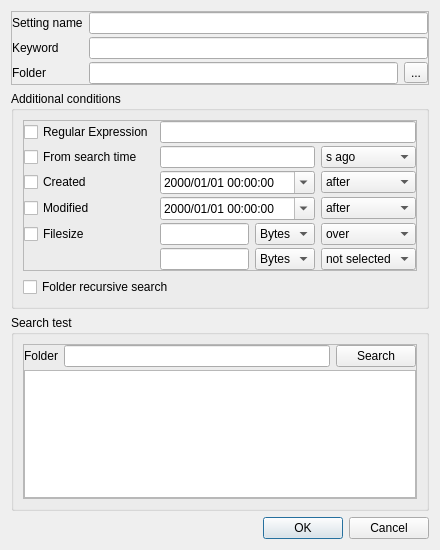
Above: src/filesearchdialog/filesearchdialog.ui from karakirimu/AutoBatchTools before the change. Below: the same form after it.
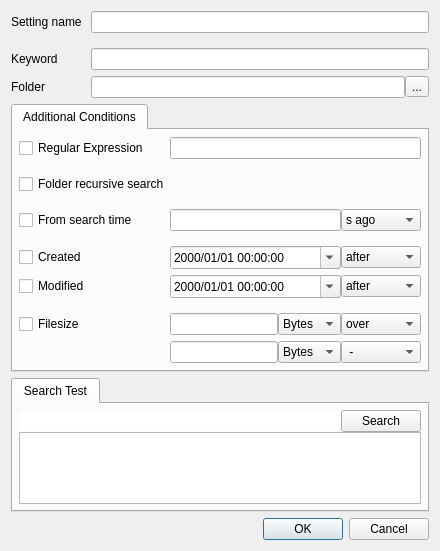
That is the form after the change. Icons and pictures are not drawn. Custom widgets are drawn as their Qt base class.

```diff
--- a/src/filesearchdialog/filesearchdialog.ui
+++ b/src/filesearchdialog/filesearchdialog.ui
@@ -36,11 +36,14 @@
    <item>
     <widget class="QFrame" name="frame">
      <property name="frameShape">
-      <enum>QFrame::StyledPanel</enum>
+      <enum>QFrame::NoFrame</enum>
      </property>
      <property name="frameShadow">
       <enum>QFrame::Raised</enum>
      </property>
+     <property name="lineWidth">
+      <number>0</number>
+     </property>
      <layout class="QGridLayout" name="gridLayout_3">
       <property name="leftMargin">
        <number>0</number>
@@ -54,98 +57,246 @@
       <property name="bottomMargin">
        <number>0</number>
       </property>
+      <property name="horizontalSpacing">
+       <number>0</number>
+      </property>
       <property name="verticalSpacing">
-       <number>3</number>
+       <number>6</number>
       </property>
-      <item row="0" column="0">
-       <widget class="QLabel" name="label">
-        <property name="text">
-         <string>Setting name</string>
-        </property>
-       </widget>
-      </item>
-      <item row="0" column="1" colspan="2">
-       <widget class="QLineEdit" name="nameLineEdit"/>
-      </item>
-      <item row="2" column="2">
-       <widget class="QToolButton" name="openToolButton">
-        <property name="text">
-         <string>...</string>
-        </property>
-       </widget>
-      </item>
-      <item row="1" column="1" colspan="2">
+      <item row="2" column="2" colspan="2">
        <widget class="QLineEdit" name="keywordLineEdit">
         <property name="placeholderText">
          <string/>
         </property>
        </widget>
       </item>
+      <item row="3" column="2">
+       <widget class="QLineEdit" name="directoryLineEdit">
+        <property name="placeholderText">
+         <string/>
+        </property>
+       </widget>
+      </item>
       <item row="1" column="0">
+       <spacer name="verticalSpacer_5">
+        <property name="orientation">
+         <enum>Qt::Vertical</enum>
+        </property>
+        <property name="sizeType">
+         <enum>QSizePolicy::Fixed</enum>
+        </property>
+        <property name="sizeHint" stdset="0">
+         <size>
+          <width>20</width>
+          <height>9</height>
+         </size>
+        </property>
+       </spacer>
+      </item>
+      <item row="2" column="0">
        <widget class="QLabel" name="label_3">
         <property name="text">
          <string>Keyword</string>
         </property>
        </widget>
       </item>
-      <item row="2" column="1">
-       <widget class="QLineEdit" name="directoryLineEdit">
-        <property name="placeholderText">
-         <string/>
-        </property>
-       </widget>
-      </item>
-      <item row="2" column="0">
+      <item row="3" column="0">
        <widget class="QLabel" name="label_2">
         <property name="text">
          <string>Folder</string>
         </property>
        </widget>
       </item>
+      <item row="0" column="0">
+       <widget class="QLabel" name="label">
+        <property name="text">
+         <string>Setting name</string>
+        </property>
+       </widget>
+      </item>
+      <item row="3" column="3">
+       <widget class="QToolButton" name="openToolButton">
+        <property name="text">
+         <string>...</string>
+        </property>
+       </widget>
+      </item>
+      <item row="0" column="2" colspan="2">
+       <widget class="QLineEdit" name="nameLineEdit"/>
+      </item>
+      <item row="0" column="1">
+       <spacer name="horizontalSpacer">
+        <property name="orientation">
+         <enum>Qt::Horizontal</enum>
+        </property>
+        <property name="sizeType">
+         <enum>QSizePolicy::Fixed</enum>
+        </property>
+        <property name="sizeHint" stdset="0">
+         <size>
+          <width>9</width>
+          <height>20</height>
+         </size>
+        </property>
+       </spacer>
+      </item>
      </layout>
     </widget>
    </item>
    <item>
-    <widget class="QGroupBox" name="groupBox">
-     <property name="title">
-      <string>Additional conditions</string>
+    <widget class="QTabWidget" name="searchAdditionalConditions">
+     <property name="sizePolicy">
+      <sizepolicy hsizetype="Expanding" vsizetype="Preferred">
+       <horstretch>0</horstretch>
+       <verstretch>0</verstretch>
+      </sizepolicy>
      </property>
-     <layout class="QVBoxLayout" name="verticalLayout_2">
-      <item>
-       <widget class="QFrame" name="frame_5">
-        <property name="frameShape">
-         <enum>QFrame::StyledPanel</enum>
-        </property>
-        <property name="frameShadow">
-         <enum>QFrame::Raised</enum>
-        </property>
-        <layout class="QGridLayout" name="gridLayout">
-         <property name="leftMargin">
+     <widget class="QWidget" name="searchAdditionalConditionsPage" native="true">
+      <attribute name="title">
+       <string>Additional Conditions</string>
+      </attribute>
+      <layout class="QVBoxLayout" name="verticalLayout_2">
+       <property name="leftMargin">
+        <number>6</number>
+       </property>
+       <property name="topMargin">
+        <number>6</number>
+       </property>
+       <property name="rightMargin">
+        <number>6</number>
+       </property>
+       <property name="bottomMargin">
+        <number>6</number>
+       </property>
+       <item>
+        <layout class="QGridLayout" name="gridLayout_2">
+         <property name="horizontalSpacing">
           <number>0</number>
          </property>
-         <property name="topMargin">
-          <number>0</number>
-         </property>
-         <property name="rightMargin">
-          <number>0</number>
-         </property>
-         <property name="bottomMargin">
-          <number>0</number>
-         </property>
-         <property name="verticalSpacing">
-          <number>3</number>
-         </property>
-         <item row="3" column="0">
+         <item row="0" column="1" colspan="3">
+          <widget class="QLineEdit" name="regexLineEdit">
+           <property name="sizePolicy">
+            <sizepolicy hsizetype="Expanding" vsizetype="Fixed">
+             <horstretch>0</horstretch>
+             <verstretch>0</verstretch>
+            </sizepolicy>
+           </property>
+          </widget>
+         </item>
+         <item row="6" column="3">
+          <widget class="QComboBox" name="createComboBox">
+           <property name="sizePolicy">
+            <sizepolicy hsizetype="MinimumExpanding" vsizetype="Fixed">
+             <horstretch>0</horstretch>
+             <verstretch>0</verstretch>
+            </sizepolicy>
+           </property>
+           <item>
+            <property name="text">
+             <string>after</string>
+            </property>
+           </item>
+           <item>
+            <property name="text">
+             <string>equals</string>
+            </property>
+           </item>
+           <item>
+            <property name="text">
+             <string>before</string>
+            </property>
+           </item>
+          </widget>
+         </item>
+         <item row="9" column="0">
+          <widget class="QCheckBox" name="fsizeCheckBox">
+           <property name="text">
+            <string>Filesize</string>
+           </property>
+          </widget>
+         </item>
+         <item row="7" column="1" colspan="2">
+          <widget class="QDateTimeEdit" name="modifiedDateTimeEdit">
+           <property name="sizePolicy">
+            <sizepolicy hsizetype="MinimumExpanding" vsizetype="Fixed">
+             <horstretch>0</horstretch>
+             <verstretch>0</verstretch>
+            </sizepolicy>
+           </property>
+           <property name="displayFormat">
+            <string>yyyy/MM/dd HH:mm:ss</string>
+           </property>
+           <property name="calendarPopup">
+            <bool>true</bool>
+           </property>
+          </widget>
+         </item>
+         <item row="2" column="0">
+          <widget class="QCheckBox" name="recursiveCheckBox">
+           <property name="text">
+            <string>Folder recursive search</string>
+           </property>
+          </widget>
+         </item>
+         <item row="7" column="0">
           <widget class="QCheckBox" name="modifiedCheckBox">
            <property name="text">
             <string>Modified</string>
            </property>
           </widget>
          </item>
-         <item row="9" column="4" colspan="3">
+         <item row="9" column="2">
+          <widget class="QComboBox" name="bytesComboBox1">
+           <property name="sizePolicy">
+            <sizepolicy hsizetype="MinimumExpanding" vsizetype="Fixed">
+             <horstretch>0</horstretch>
+             <verstretch>0</verstretch>
+            </sizepolicy>
+           </property>
+           <item>
+            <property name="text">
+             <string>Bytes</string>
+            </property>
+           </item>
+           <item>
+            <property name="text">
+             <string>KB</string>
+            </property>
+           </item>
+           <item>
+            <property name="text">
+             <string>MB</string>
+            </property>
+           </item>
+           <item>
+            <property name="text">
+             <string>GB</string>
+            </property>
+           </item>
+           <item>
+            <property name="text">
+             <string>TB</string>
+            </property>
+           </item>
+          </widget>
+         </item>
+         <item row="6" column="0">
+          <widget class="QCheckBox" name="createCheckBox">
+           <property name="text">
+            <string>Created</string>
+           </property>
+          </widget>
+         </item>
+         <item row="10" column="3">
           <widget class="QComboBox" name="fsizeComboBox2">
+           <property name="sizePolicy">
+            <sizepolicy hsizetype="MinimumExpanding" vsizetype="Fixed">
+             <horstretch>0</horstretch>
+             <verstretch>0</verstretch>
+            </sizepolicy>
+           </property>
            <property name="currentText">
-            <string>not selected</string>
+            <string> -</string>
            </property>
            <property name="currentIndex">
             <number>5</number>
@@ -177,19 +328,42 @@
            </item>
            <item>
             <property name="text">
-             <string>not selected</string>
+             <string> -</string>
             </property>
            </item>
           </widget>
          </item>
-         <item row="9" column="1" colspan="2">
-          <widget class="QLineEdit" name="fsizeLineEdit2"/>
+         <item row="1" column="0">
+          <spacer name="verticalSpacer">
+           <property name="orientation">
+            <enum>Qt::Vertical</enum>
+           </property>
+           <property name="sizeType">
+            <enum>QSizePolicy::Fixed</enum>
+           </property>
+           <property name="sizeHint" stdset="0">
+            <size>
+             <width>20</width>
+             <height>9</height>
+            </size>
+           </property>
+          </spacer>
          </item>
-         <item row="8" column="1" colspan="2">
-          <widget class="QLineEdit" name="fsizeLineEdit1"/>
+         <item row="4" column="0">
+          <widget class="QCheckBox" name="secondsCheckBox">
+           <property name="text">
+            <string>From search time</string>
+           </property>
+          </widget>
          </item>
-         <item row="1" column="4" colspan="3">
+         <item row="4" column="3">
           <widget class="QComboBox" name="secondsComboBox">
+           <property name="sizePolicy">
+            <sizepolicy hsizetype="MinimumExpanding" vsizetype="Fixed">
+             <horstretch>0</horstretch>
+             <verstretch>0</verstretch>
+            </sizepolicy>
+           </property>
            <item>
             <property name="text">
              <string>s ago</string>
@@ -207,66 +381,24 @@
            </item>
           </widget>
          </item>
-         <item row="8" column="3">
-          <widget class="QComboBox" name="bytesComboBox1">
-           <item>
-            <property name="text">
-             <string>Bytes</string>
-            </property>
-           </item>
-           <item>
-            <property name="text">
-             <string>KB</string>
-            </property>
-           </item>
-           <item>
-            <property name="text">
-             <string>MB</string>
-            </property>
-           </item>
-           <item>
-            <property name="text">
-             <string>GB</string>
-            </property>
-           </item>
-           <item>
-            <property name="text">
-             <string>TB</string>
-            </property>
-           </item>
+         <item row="9" column="1">
+          <widget class="QLineEdit" name="fsizeLineEdit1">
+           <property name="sizePolicy">
+            <sizepolicy hsizetype="Expanding" vsizetype="Fixed">
+             <horstretch>0</horstretch>
+             <verstretch>0</verstretch>
+            </sizepolicy>
+           </property>
           </widget>
          </item>
-         <item row="8" column="4" colspan="3">
-          <widget class="QComboBox" name="fsizeComboBox1">
-           <item>
-            <property name="text">
-             <string>over</string>
-            </property>
-           </item>
-           <item>
-            <property name="text">
-             <string>or more</string>
-            </property>
-           </item>
-           <item>
-            <property name="text">
-             <string>equals to</string>
-            </property>
-           </item>
-           <item>
-            <property name="text">
-             <string>or less</string>
-            </property>
-           </item>
-           <item>
-            <property name="text">
-             <string>under</string>
-            </property>
-           </item>
-          </widget>
-         </item>
-         <item row="3" column="4" colspan="3">
+         <item row="7" column="3">
           <widget class="QComboBox" name="modifiedComboBox">
+           <property name="sizePolicy">
+            <sizepolicy hsizetype="MinimumExpanding" vsizetype="Fixed">
+             <horstretch>0</horstretch>
+             <verstretch>0</verstretch>
+            </sizepolicy>
+           </property>
            <item>
             <property name="text">
              <string>after</string>
@@ -284,47 +416,50 @@
            </item>
           </widget>
          </item>
-         <item row="2" column="4" colspan="3">
-          <widget class="QComboBox" name="createComboBox">
-           <item>
-            <property name="text">
-             <string>after</string>
-            </property>
-           </item>
-           <item>
-            <property name="text">
-             <string>equals</string>
-            </property>
-           </item>
-           <item>
-            <property name="text">
-             <string>before</string>
-            </property>
-           </item>
+         <item row="10" column="1">
+          <widget class="QLineEdit" name="fsizeLineEdit2">
+           <property name="sizePolicy">
+            <sizepolicy hsizetype="Expanding" vsizetype="Fixed">
+             <horstretch>0</horstretch>
+             <verstretch>0</verstretch>
+            </sizepolicy>
+           </property>
           </widget>
          </item>
-         <item row="1" column="1" colspan="3">
-          <widget class="QLineEdit" name="secondsLineEdit"/>
-         </item>
-         <item row="1" column="0">
-          <widget class="QCheckBox" name="secondsCheckBox">
-           <property name="text">
-            <string>From search time</string>
+         <item row="4" column="1" colspan="2">
+          <widget class="QLineEdit" name="secondsLineEdit">
+           <property name="sizePolicy">
+            <sizepolicy hsizetype="Expanding" vsizetype="Fixed">
+             <horstretch>0</horstretch>
+             <verstretch>0</verstretch>
+            </sizepolicy>
            </property>
           </widget>
          </item>
-         <item row="3" column="1" colspan="3">
-          <widget class="QDateTimeEdit" name="modifiedDateTimeEdit">
-           <property name="displayFormat">
-            <string>yyyy/MM/dd HH:mm:ss</string>
+         <item row="5" column="0">
+          <spacer name="verticalSpacer_3">
+           <property name="orientation">
+            <enum>Qt::Vertical</enum>
            </property>
-           <property name="calendarPopup">
-            <bool>true</bool>
+           <property name="sizeType">
+            <enum>QSizePolicy::Fixed</enum>
            </property>
-          </widget>
+           <property name="sizeHint" stdset="0">
+            <size>
+             <width>20</width>
+             <height>9</height>
+            </size>
+           </property>
+          </spacer>
          </item>
-         <item row="2" column="1" colspan="3">
+         <item row="6" column="1" colspan="2">
           <widget class="QDateTimeEdit" name="createDateTimeEdit">
+           <property name="sizePolicy">
+            <sizepolicy hsizetype="MinimumExpanding" vsizetype="Fixed">
+             <horstretch>0</horstretch>
+             <verstretch>0</verstretch>
+            </sizepolicy>
+           </property>
            <property name="displayFormat">
             <string>yyyy/MM/dd HH:mm:ss</string>
            </property>
@@ -333,15 +468,14 @@
            </property>
           </widget>
          </item>
-         <item row="2" column="0">
-          <widget class="QCheckBox" name="createCheckBox">
-           <property name="text">
-            <string>Created</string>
-           </property>
-          </widget>
-         </item>
-         <item row="9" column="3">
+         <item row="10" column="2">
           <widget class="QComboBox" name="bytesComboBox2">
+           <property name="sizePolicy">
+            <sizepolicy hsizetype="MinimumExpanding" vsizetype="Fixed">
+             <horstretch>0</horstretch>
+             <verstretch>0</verstretch>
+            </sizepolicy>
+           </property>
            <item>
             <property name="text">
              <string>Bytes</string>
@@ -369,13 +503,6 @@
            </item>
           </widget>
          </item>
-         <item row="8" column="0">
-          <widget class="QCheckBox" name="fsizeCheckBox">
-           <property name="text">
-            <string>Filesize</string>
-           </property>
-          </widget>
-         </item>
          <item row="0" column="0">
           <widget class="QCheckBox" name="regexCheckBox">
            <property name="text">
@@ -383,83 +510,142 @@
            </property>
           </widget>
          </item>
-         <item row="0" column="1" colspan="6">
-          <widget class="QLineEdit" name="regexLineEdit"/>
+         <item row="3" column="0">
+          <spacer name="verticalSpacer_2">
+           <property name="orientation">
+            <enum>Qt::Vertical</enum>
+           </property>
+           <property name="sizeType">
+            <enum>QSizePolicy::Fixed</enum>
+           </property>
+           <property name="sizeHint" stdset="0">
+            <size>
+             <width>20</width>
+             <height>9</height>
+            </size>
+           </property>
+          </spacer>
+         </item>
+         <item row="9" column="3">
+          <widget class="QComboBox" name="fsizeComboBox1">
+           <property name="sizePolicy">
+            <sizepolicy hsizetype="MinimumExpanding" vsizetype="Fixed">
+             <horstretch>0</horstretch>
+             <verstretch>0</verstretch>
+            </sizepolicy>
+           </property>
+           <item>
+            <property name="text">
+             <string>over</string>
+            </property>
+           </item>
+           <item>
+            <property name="text">
+             <string>or more</string>
+            </property>
+           </item>
+           <item>
+            <property name="text">
+             <string>equals to</string>
+            </property>
+           </item>
+           <item>
+            <property name="text">
+             <string>or less</string>
+            </property>
+           </item>
+           <item>
+            <property name="text">
+             <string>under</string>
+            </property>
+           </item>
+          </widget>
+         </item>
+         <item row="8" column="0">
+          <spacer name="verticalSpacer_4">
+           <property name="orientation">
+            <enum>Qt::Vertical</enum>
+           </property>
+           <property name="sizeType">
+            <enum>QSizePolicy::Fixed</enum>
+           </property>
+           <property name="sizeHint" stdset="0">
+            <size>
+             <width>20</width>
+             <height>9</height>
+            </size>
+           </property>
+          </spacer>
          </item>
         </layout>
-       </widget>
-      </item>
-      <item>
-       <widget class="QCheckBox" name="recursiveCheckBox">
-        <property name="text">
-         <string>Folder recursive search</string>
-        </property>
-       </widget>
-      </item>
-     </layout>
+       </item>
+      </layout>
+     </widget>
     </widget>
    </item>
    <item>
-    <widget class="QGroupBox" name="groupBox_2">
-     <property name="title">
-      <string>Search test</string>
-     </property>
-     <layout class="QVBoxLayout" name="verticalLayout_3">
-      <item>
-       <widget class="QFrame" name="testframe">
-        <property name="frameShape">
-         <enum>QFrame::StyledPanel</enum>
-        </property>
-        <property name="frameShadow">
-         <enum>QFrame::Raised</enum>
-        </property>
-        <layout class="QGridLayout" name="gridLayout_2">
-         <property name="leftMargin">
-          <number>0</number>
-         </property>
+    <widget class="QTabWidget" name="testSearch">
+     <widget class="QWidget" name="testSearchPage">
+      <attribute name="title">
+       <string>Search Test</string>
+      </attribute>
+      <layout class="QVBoxLayout" name="verticalLayout_3">
+       <property name="leftMargin">
+        <number>6</number>
+       </property>
+       <property name="topMargin">
+        <number>6</number>
+       </property>
+       <property name="rightMargin">
+        <number>6</number>
+       </property>
+       <property name="bottomMargin">
+        <number>6</number>
+       </property>
+       <item>
+        <layout class="QGridLayout" name="gridLayout_4">
          <property name="topMargin">
           <number>0</number>
          </property>
-         <property name="rightMargin">
+         <property name="spacing">
           <number>0</number>
          </property>
-         <property name="bottomMargin">
-          <number>0</number>
-         </property>
-         <property name="horizontalSpacing">
-          <number>6</number>
-         </property>
-         <property name="verticalSpacing">
-          <number>3</number>
-         </property>
-         <item row="0" column="1">
-          <widget class="QLineEdit" name="directoryTestLineEdit">
-           <property name="readOnly">
-            <bool>true</bool>
-           </property>
-          </widget>
-         </item>
          <item row="0" column="2">
           <widget class="QPushButton" name="testSearchButton">
+           <property name="sizePolicy">
+            <sizepolicy hsizetype="Fixed" vsizetype="Fixed">
+             <horstretch>0</horstretch>
+             <verstretch>0</verstretch>
+            </sizepolicy>
+           </property>
            <property name="text">
             <string>Search</string>
            </property>
           </widget>
          </item>
-         <item row="0" column="0">
-          <widget class="QLabel" name="label_5">
-           <property name="text">
-            <string>Folder</string>
-           </property>
-          </widget>
-         </item>
          <item row="1" column="0" colspan="3">
           <widget class="SearchDialogTable" name="resultTableWidget"/>
          </item>
+         <item row="0" column="0" colspan="2">
+          <widget class="QLineEdit" name="directoryTestLineEdit">
+           <property name="sizePolicy">
+            <sizepolicy hsizetype="Preferred" vsizetype="Fixed">
+             <horstretch>0</horstretch>
+             <verstretch>0</verstretch>
+            </sizepolicy>
+           </property>
+           <property name="frame">
+            <bool>false</bool>
+           </property>
+           <property name="readOnly">
+            <bool>true</bool>
+           </property>
+          </widget>
+         </item>
         </layout>
-       </widget>
-      </item>
-     </layout>
+       </item>
+      </layout>
+     </widget>
     </widget>
    </item>
    <item>
```
Left out of the diff: 25 changed lines with no effect on the pictures.
